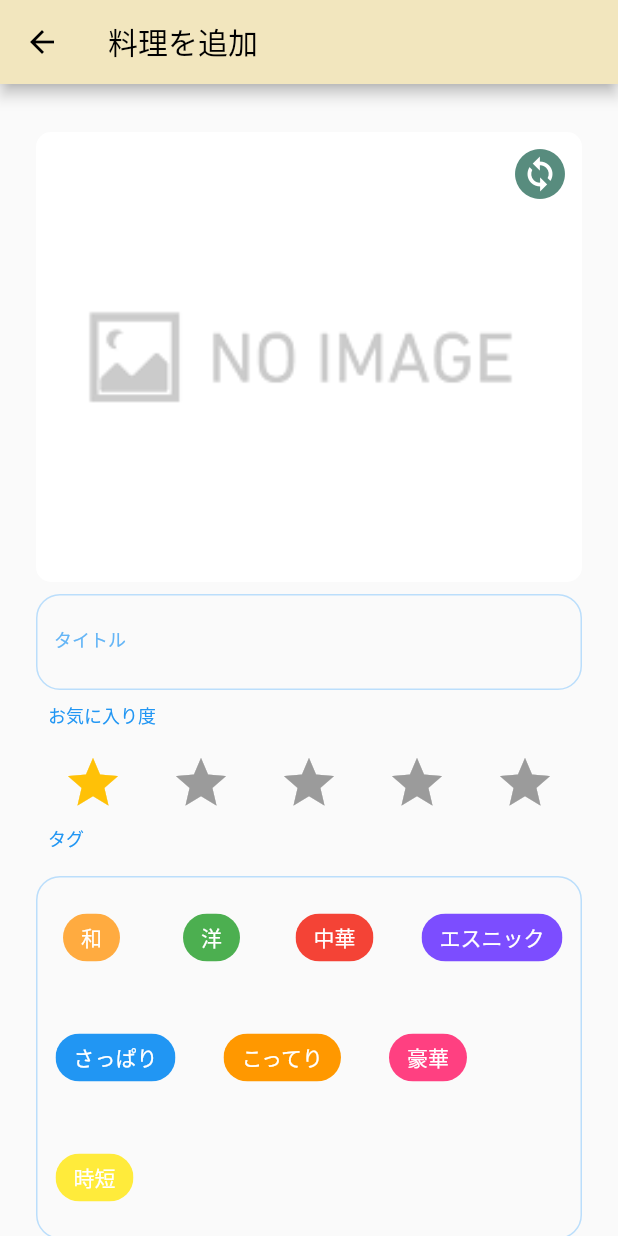
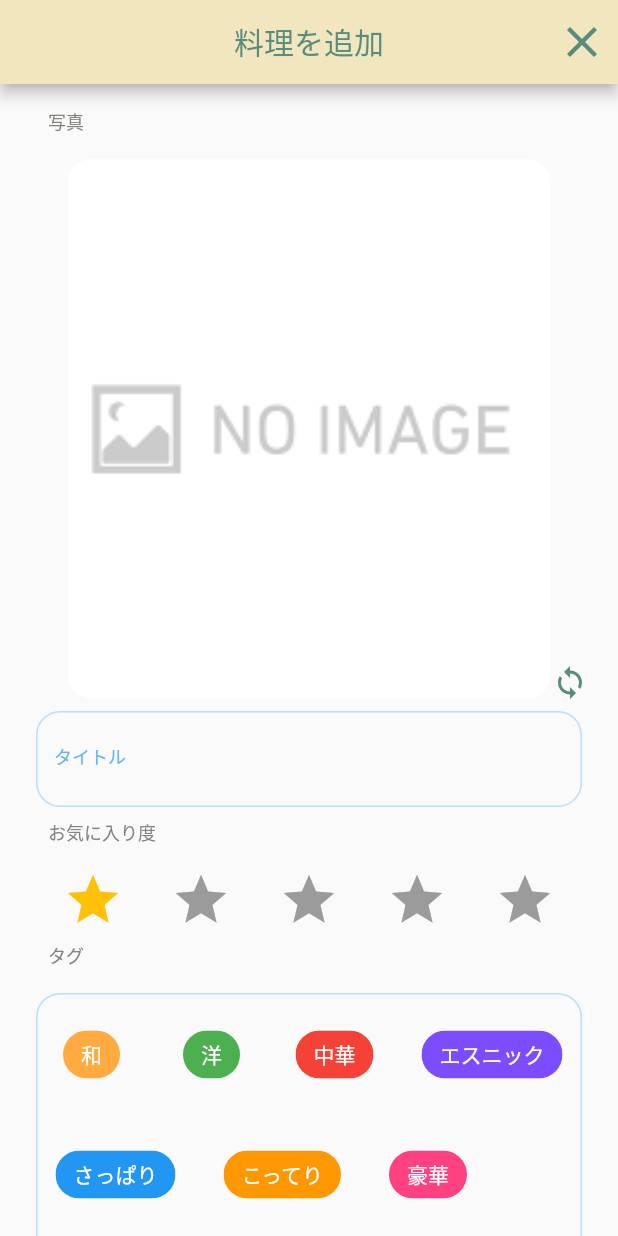
Before and after one commit to baekx/becos_kitchen, a Flutter app: the AddMenuPage screen opened directly, on a phone screen of 412 x 824 dp. Run offline on Flutter 3.47's test engine with Material 2 defaults, Android fonts, the phone set to English and light mode, and no system bars; drawn by our look-alikes of flutter_rating_bar; our stand-ins replace cloud_firestore, firebase_core, firebase_storage, flutter_riverpod, flutter_svg, freezed_annotation and 1 more; accounts and stored records are empty.

Commit message:
MenuImage修正

```diff
--- a/lib/common/material_color.dart
+++ b/lib/common/material_color.dart
@@ -14,4 +14,5 @@ const MaterialColor customSwatch = MaterialColor(_mainColor, <int, Color>{
   900: Color(0xFFE8D599),
 });
 
-const int iconColor = 0xFF588C7E;
+const int green = 0xFF588C7E;
+const int textColor = 0xFF85837E;
--- a/lib/component/expandable_fab.dart
+++ b/lib/component/expandable_fab.dart
@@ -133,7 +133,7 @@ class _ExpandableFabState extends State<ExpandableFab>
             child: const Icon(
               Icons.add,
               size: 40,
-              color: Color(iconColor),
+              color: Color(green),
             ),
           ),
         ),
--- a/lib/screen/add_menu/add_menu_page.dart
+++ b/lib/screen/add_menu/add_menu_page.dart
@@ -1,5 +1,6 @@
 import 'dart:io';
 
+import 'package:becos_kitchen/common/material_color.dart';
 import 'package:becos_kitchen/provider.dart';
 import 'package:becos_kitchen/screen/add_menu/label.dart';
 import 'package:becos_kitchen/screen/add_menu/menu_image.dart';
@@ -10,6 +11,7 @@ import 'package:becos_kitchen/screen/common/button_expanded.dart';
 import 'package:becos_kitchen/screen/common/column_padding.dart';
 import 'package:flutter/material.dart';
 import 'package:flutter_riverpod/flutter_riverpod.dart';
+import 'package:flutter_svg/flutter_svg.dart';
 
 class AddMenuPage extends ConsumerWidget {
   const AddMenuPage({Key? key, this.image}) : super(key: key);
@@ -20,8 +22,19 @@ class AddMenuPage extends ConsumerWidget {
     final _vm = ref.watch(addMenuPageProvider);
     return Scaffold(
       appBar: AppBar(
-        title: const Text("料理を追加"),
-      ),
+          title: const Text(
+            "料理を追加",
+            style: TextStyle(color: Color(green)),
+          ),
+          automaticallyImplyLeading: false,
+          centerTitle: true,
+          actions: [
+            IconButton(
+                icon: SvgPicture.asset('assets/icons/cancel.svg'),
+                onPressed: () {
+                  Navigator.of(context).pop();
+                })
+          ]),
       resizeToAvoidBottomInset: false,
       body: Padding(
         padding: const EdgeInsets.only(left: 24.0, right: 24.0),
@@ -31,7 +44,8 @@ class AddMenuPage extends ConsumerWidget {
           mainAxisSize: MainAxisSize.max,
           children: [
             // 写真
-            const ColumnPadding(height: 32.0),
+            const ColumnPadding(height: 16.0),
+            const Label(text: "写真"),
             MenuImage(imagePath: image),
             // タイトル
             const ColumnPadding(height: 8.0),
@@ -50,7 +64,6 @@ class AddMenuPage extends ConsumerWidget {
               text: "次へ",
               onPressed: () {
                 ref.watch(addMenuPageProvider.notifier).addMenu();
-                ref.watch(addMenuPageProvider.notifier).uploadImage(image!);
               },
             ),
             const ColumnPadding(height: 32.0),
--- a/lib/screen/add_menu/label.dart
+++ b/lib/screen/add_menu/label.dart
@@ -1,3 +1,4 @@
+import 'package:becos_kitchen/common/material_color.dart';
 import 'package:flutter/material.dart';
 
 class Label extends StatelessWidget {
@@ -10,7 +11,7 @@ class Label extends StatelessWidget {
       padding: const EdgeInsets.only(bottom: 16, left: 8),
       child: Text(
         text,
-        style: TextStyle(fontSize: 12, color: Colors.blue),
+        style: const TextStyle(fontSize: 12, color: Color(textColor)),
       ),
     );
   }
--- a/lib/screen/add_menu/menu_image.dart
+++ b/lib/screen/add_menu/menu_image.dart
@@ -1,6 +1,7 @@
 import 'dart:io';
 
 import 'package:flutter/material.dart';
+import 'package:flutter_svg/flutter_svg.dart';
 import 'package:image_picker/image_picker.dart';
 
 class MenuImage extends StatelessWidget {
@@ -9,27 +10,23 @@ class MenuImage extends StatelessWidget {
 
   @override
   Widget build(BuildContext context) {
-    return Stack(children: [
-      SizedBox(
+    return Stack(alignment: Alignment.bottomRight, children: [
+      Padding(
+        padding: const EdgeInsets.symmetric(horizontal: 21.0),
+        child: SizedBox(
           width: double.infinity,
-        height: 300,
+          height: 360,
           child: ClipRRect(
-            borderRadius: const BorderRadius.all(Radius.circular(10)),
+              borderRadius: const BorderRadius.all(Radius.circular(16)),
               child: imagePath != null
                   ? Image(image: FileImage(imagePath!), fit: BoxFit.cover)
                   : const Image(
                       image: AssetImage("assets/images/noImage.png"),
                       fit: BoxFit.cover)),
         ),
-      const Align(
-        alignment: Alignment(1, -1),
-        child: Padding(
-          padding: EdgeInsets.all(8.0),
-          child: Icon(Icons.change_circle, size: 40),
-          // child: IconButton(
-          //     icon: Icon(Icons.change_circle), iconSize: 40, onPressed: () {}),
       ),
-      )
+      GestureDetector(
+          child: SvgPicture.asset('assets/icons/change.svg'), onTap: () {}),
     ]);
   }
 
--- a/lib/screen/add_menu/menu_title.dart
+++ b/lib/screen/add_menu/menu_title.dart
@@ -13,11 +13,11 @@ class MenuTitle extends ConsumerWidget {
       decoration: InputDecoration(
           focusedBorder: OutlineInputBorder(
               borderRadius: BorderRadius.circular(16),
-              borderSide: BorderSide(color: Colors.blue, width: 2.0)),
+              borderSide: const BorderSide(color: Colors.blue, width: 2.0)),
           labelStyle: TextStyle(fontSize: 12, color: Colors.blue[300]),
           labelText: "タイトル",
           hintText: "タイトル",
-          floatingLabelStyle: TextStyle(fontSize: 14),
+          floatingLabelStyle: const TextStyle(fontSize: 14),
           enabledBorder: OutlineInputBorder(
               borderRadius: BorderRadius.circular(16),
               borderSide: BorderSide(color: Colors.blue[100]!, width: 1.0))),
--- a/lib/screen/main.dart
+++ b/lib/screen/main.dart
@@ -30,7 +30,7 @@ class MyApp extends StatelessWidget {
       theme: ThemeData(
           primarySwatch: customSwatch,
           iconTheme: const IconThemeData.fallback()
-              .copyWith(color: const Color(iconColor))),
+              .copyWith(color: const Color(green))),
       home: const MenuListPage(),
     );
   }
--- a/lib/view_model/add_menu_page_vm.dart
+++ b/lib/view_model/add_menu_page_vm.dart
@@ -16,8 +16,9 @@ class AddMenuViewModel extends StateNotifier<Menu> {
     state = state.copyWith(rate: newScore);
   }
 
+  void setImageOnAddPage(File file) {}
+
   void addMenu() {
-    // MenuDao.setMenu(state);
     final document = <String, dynamic>{
       'title': state.name,
       'score': state.rate
```
Also changed, not shown: lib/repository/menu_dao.dart (deleted, +0 -29 lines), lib/screen/menu_list/menu_list_page.dart (+9 -10 lines), assets/icons/cancel.svg (added), assets/icons/change.svg (added). Lines whose indentation alone changed are shown as unchanged.
